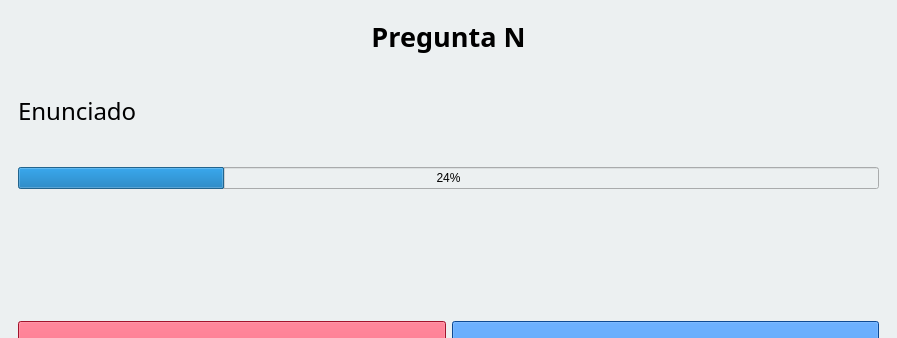
Qt form App/Juego.ui (Jpejim13/TrivialFP) before a commit; both pictures show x 0 to 897 and y 0 to 338 of the 897 by 667 pixel window.
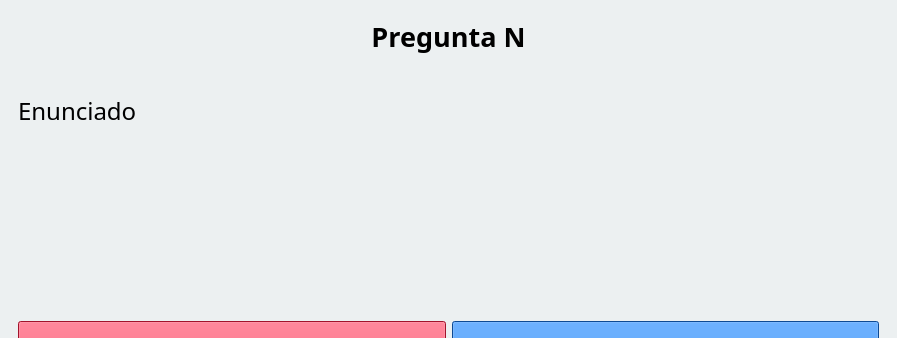
The same form after that commit.

Commit message: mejora en la logica del jeugo, ahora las preguntas multiples y las de verdadero y falso tienen la misma interfaz pero dependiendo de una u otra cambian las opciones, ademas se ha eliminado la barra de tiempo

```diff
--- a/App/Juego.ui
+++ b/App/Juego.ui
@@ -352,13 +352,6 @@
           </property>
          </widget>
         </item>
-        <item>
-         <widget class="QProgressBar" name="progressBar">
-          <property name="value">
-           <number>24</number>
-          </property>
-         </widget>
-        </item>
         <item>
          <spacer name="verticalSpacer_3">
           <property name="orientation">
```
The commit also changes 3 other files.
